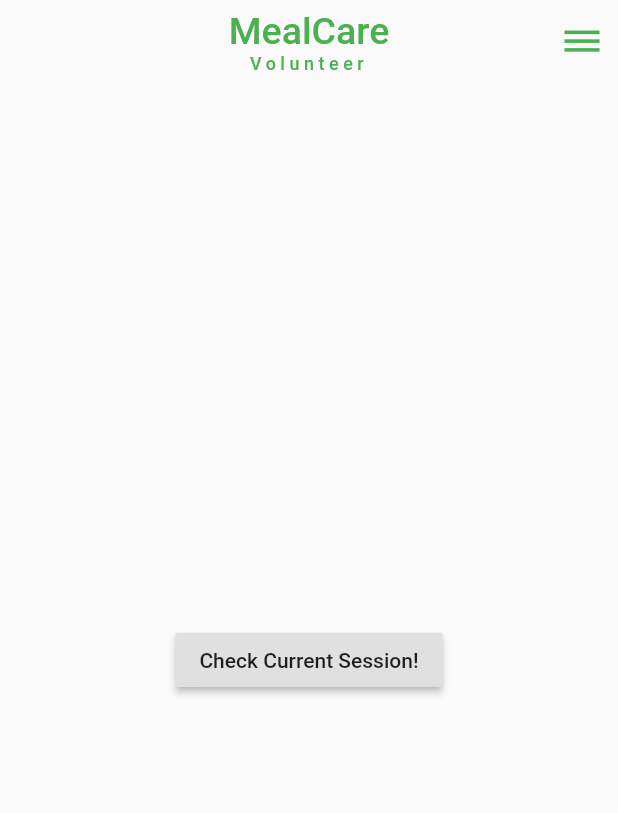
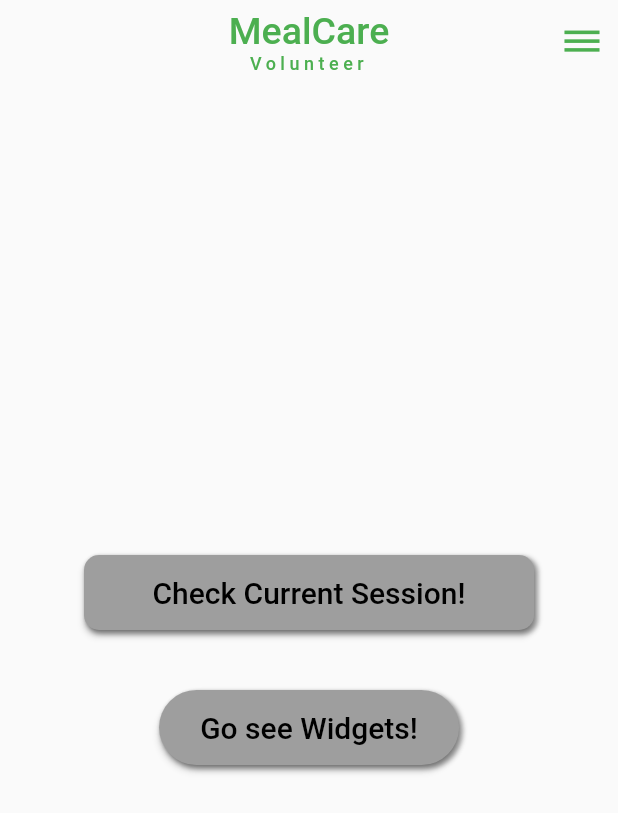
Before and after one commit to hack4impact-mcgill/MealCare, a Flutter app: the FoodItemPage screen opened directly, on a phone screen of 412 x 824 dp. Shown: the top 813 px of the screen. Run offline on Flutter 3.47's test engine with Material 2 defaults, Android fonts, the phone set to English and light mode, and no system bars.

Commit message:
Navigation Change, abstract button, custom flat and raised button, widgets page, login page adjustments

```diff
--- a/frontend/lib/pages/food_item_page.dart
+++ b/frontend/lib/pages/food_item_page.dart
@@ -1,7 +1,7 @@
 import 'package:flutter/material.dart';
-import 'package:frontend/pages/loginPage.dart';
-import './currentSessionPage.dart';
-import '../widgets/sidebar.dart';
+import 'package:frontend/widgets/abstract_button.dart';
+import 'package:frontend/widgets/custom_raised_button.dart';
+import 'package:frontend/widgets/side_bar.dart';
 
 class FoodItemPage extends StatefulWidget {
   // Missing Logout Logic
@@ -12,12 +12,32 @@
 class _FoodItemPageState extends State<FoodItemPage> {
   var _ScaffoldKey = new GlobalKey<ScaffoldState>();
 
+  void logout() {
+      // Note this Push Replacement is only if this foodItemPage is the parent of all the next pages.
+      print("Log out pressed");
+      Navigator.pushReplacementNamed(context, "/");
+  }
+
+  void goToCurrentSession() {
+      Navigator.pushNamed(
+        context,
+        "/currentSession",
+      );
+  }
+
+  void goToWidgets() {
+      Navigator.pushNamed(
+        context,
+        "/widgets",
+      );
+  }
+
   @override
   Widget build(BuildContext context) {
     return Scaffold(
       key: _ScaffoldKey,
       endDrawer: Drawer(
-        child: SideBar(),
+        child: SideBar(this.logout),
       ),
       appBar: AppBar(
         actions: <Widget>[
@@ -53,17 +73,31 @@
           ],
         ),
       ),
-      body: Center(
-        child: RaisedButton(
-          onPressed: () {
-            Navigator.push(
-              context,
-              MaterialPageRoute(builder: (context) => CurrentSessionPage()),
-            );
-          },
-          child: Text('Check Current Session!'),
-        ),
-      ),
+      body:
+          Column(
+            mainAxisAlignment: MainAxisAlignment.center,
+            crossAxisAlignment: CrossAxisAlignment.center,
+            children: <Widget>[
+              Center(child:
+                  CRButton(
+                    goToCurrentSession,
+                    title: "Check Current Session!",
+                    width: 300.0,
+                    borderType: BorderType.rounded,
+                    margin: EdgeInsets.all(20)
+                  ),
+              ),
+                Center(child:
+                  CRButton(
+                    goToWidgets,
+                    title: "Go see Widgets!",
+                    width: 200.0,
+                    borderType: BorderType.round,
+                    margin: EdgeInsets.all(20)
+                  ),
+              )
+          ],
+          )
     );
   }
 }
--- /dev/null
+++ b/frontend/lib/widgets/abstract_button.dart
@@ -0,0 +1,50 @@
+import 'package:flutter/material.dart';
+
+abstract class AbstractButton extends StatelessWidget{
+  final Function handler;
+  final String title;
+  final TextStyle titleStyle;
+  final double width;
+  final double height;
+  final Color backgroundColor;
+  final Color borderColor;
+  final Color textColor;
+  final Color highlightColor;
+  final EdgeInsets margin;
+  final BorderType borderType;
+
+   AbstractButton(
+    this.handler,
+    {
+      this.title = "",
+      this.titleStyle = const TextStyle(fontSize: 20, fontStyle: FontStyle.normal),
+      this.width = 150.0,
+      this.height = 50.0,
+      this.backgroundColor = Colors.grey,
+      this.borderColor = Colors.white,
+      this.textColor = Colors.white,
+      this.highlightColor = Colors.white,
+      this.margin = EdgeInsets.zero,
+      this.borderType = BorderType.rounded,
+    }
+  );
+
+  BorderRadius borderRadius() {
+      switch(this.borderType) {
+        case BorderType.none:
+          return BorderRadius.zero;
+        case BorderType.round:
+          return BorderRadius.circular(this.height / 2);
+        case BorderType.rounded:
+          return BorderRadius.circular(10);
+        default:
+          return BorderRadius.zero;
+      }
+  }
+}
+
+enum BorderType {
+  rounded,
+  round,
+  none
+}
--- /dev/null
+++ b/frontend/lib/widgets/custom_raised_button.dart
@@ -0,0 +1,67 @@
+import 'package:flutter/material.dart';
+import 'package:frontend/widgets/abstract_button.dart';
+
+class CRButton extends AbstractButton {
+
+  CRButton(
+      handler,
+      {
+        title = "",
+        titleStyle = const TextStyle(fontSize: 20, fontStyle: FontStyle.normal),
+        width = 150.0,
+        height = 50.0,
+        backgroundColor = Colors.grey,
+        borderColor = Colors.transparent,
+        textColor = Colors.black,
+        highlightColor: Colors.blueGrey,
+        margin: EdgeInsets.zero,
+        borderType: BorderType.none
+      }
+    ) : super(
+      handler,
+      title: title,
+      titleStyle: titleStyle,
+      width: width,
+      height: height,
+      backgroundColor: backgroundColor,
+      borderColor: borderColor,
+      textColor: textColor,
+      highlightColor: highlightColor,
+      margin: margin,
+      borderType: borderType,
+    );
+
+  @override
+  Widget build(BuildContext context) {
+    var customButton = new Container(
+        decoration: new BoxDecoration(
+          borderRadius: borderRadius(),
+          boxShadow: [
+            BoxShadow(
+              color: Colors.grey,
+              blurRadius: 2.0, // has the effect of softening the shadow
+              spreadRadius: 0.5,// has the effect of extending the shadow
+              offset: Offset(
+                2.0, // horizontal, move right 10
+                2.0, // vertical, move down 10
+              ),
+            )
+          ],
+        ),
+        margin: this.margin,
+        width: this.width,
+        height: this.height,
+        child: RaisedButton(
+          shape:
+            RoundedRectangleBorder(borderRadius: borderRadius()),
+          onPressed: handler,
+          color: this.backgroundColor,
+          textColor: this.textColor,
+          child: Text(
+            this.title,
+            style: this.titleStyle,
+          ),
+        ));
+    return Container(child: customButton);
+  }
+}
```
Also changed, not shown: frontend/lib/main.dart (+13 -6 lines), frontend/lib/pages/login_page.dart (+38 -54 lines), frontend/lib/pages/widgets_page.dart (added, +112 -0 lines), frontend/lib/widgets/custom_flat_button.dart (+39 -15 lines), frontend/lib/widgets/custom_text_field.dart (+53 -23 lines), frontend/lib/widgets/side_bar.dart (+4 -9 lines).
